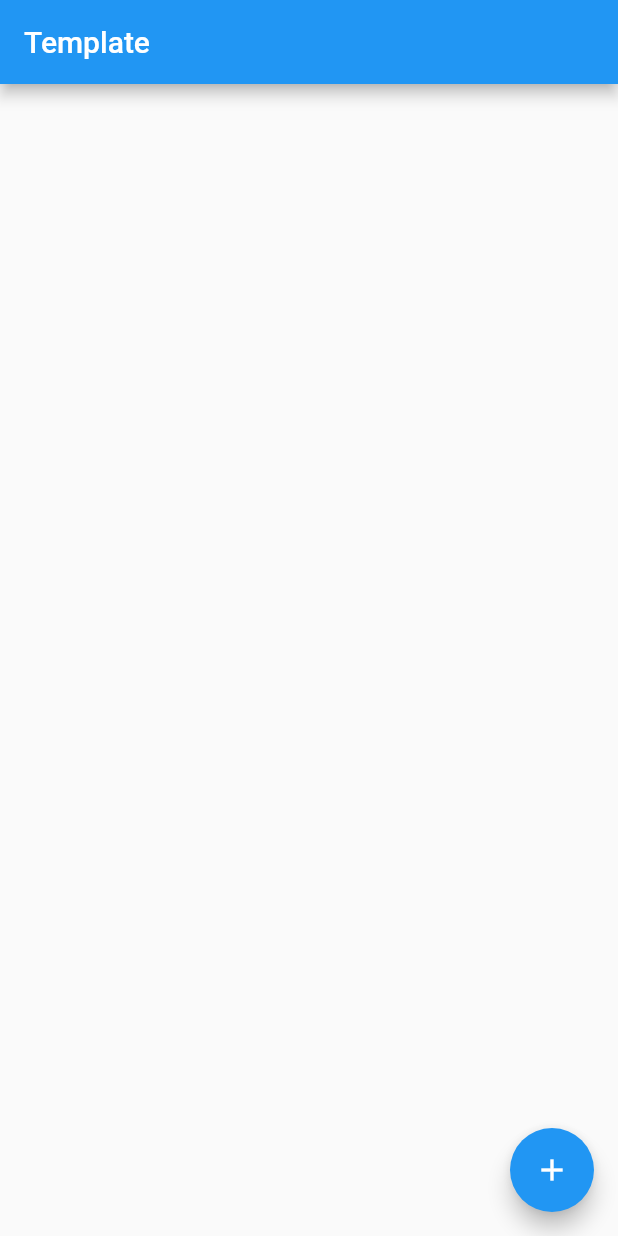
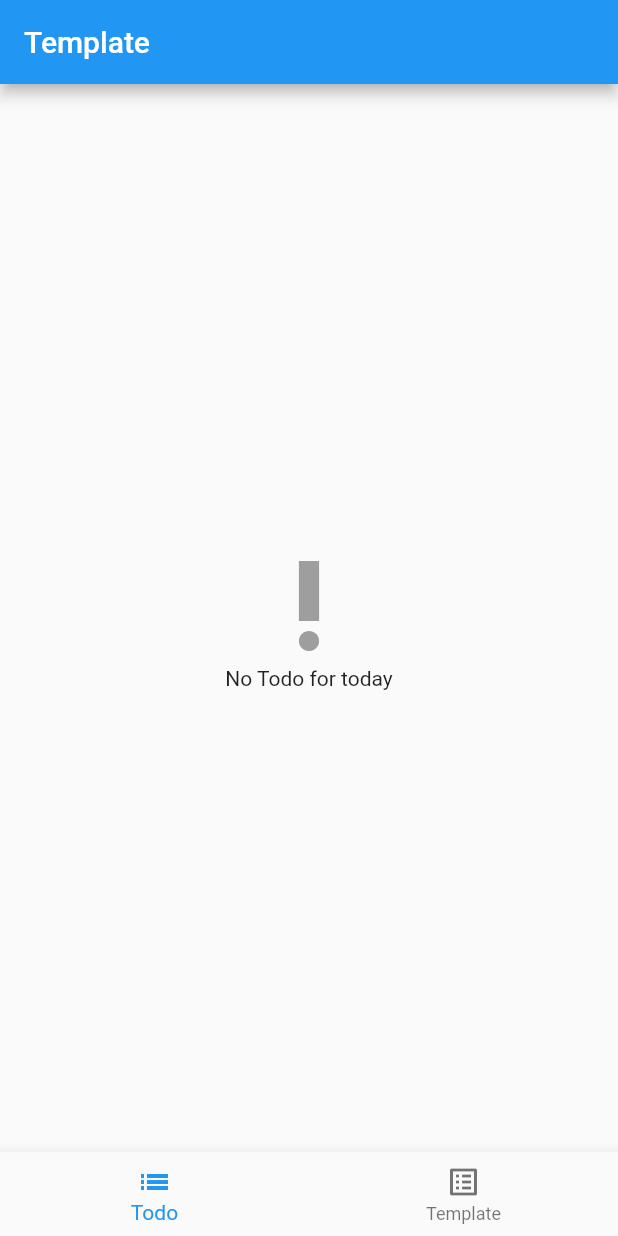
Before and after one commit to shouldnt/todo-app, a Flutter app: the screen it shows after launch, on a phone screen of 412 x 824 dp. Run offline on Flutter 3.47's test engine with Material 2 defaults, Android fonts, the light colour scheme and no system bars; our stand-ins replace sqflite; accounts and stored records are empty.

Commit message:
base layout

```diff
--- /dev/null
+++ b/lib/Routes.dart
@@ -0,0 +1,16 @@
+import 'package:flutter/cupertino.dart';
+import 'package:flutter/material.dart';
+import 'package:ktodo/screens/Init.dart';
+import 'package:ktodo/screens/Template.dart';
+
+class RouteNames {
+  static final String template = 'template';
+  static final String home = 'init';
+  static final String todo = 'todo';
+}
+
+final Map<String, Widget Function(BuildContext)> routes = {
+  RouteNames.template: (context) => Template(),
+  RouteNames.home: (context) => Init(),
+  RouteNames.todo: (context) => Container(color: Colors.green,),
+};
--- a/lib/main.dart
+++ b/lib/main.dart
@@ -1,4 +1,6 @@
 import 'package:flutter/material.dart';
+import 'package:ktodo/Routes.dart';
+import 'package:ktodo/screens/Init.dart';
 import 'package:ktodo/screens/Template.dart';
 
 void main() {
@@ -23,7 +25,9 @@ class MyApp extends StatelessWidget {
         // is not restarted.
         primarySwatch: Colors.blue,
       ),
-      home: Template()
+      initialRoute: RouteNames.home,
+      routes: routes,
+      home: Init()
     );
   }
 }
--- /dev/null
+++ b/lib/screens/Init.dart
@@ -0,0 +1,84 @@
+import 'package:flutter/cupertino.dart';
+import 'package:flutter/material.dart';
+import 'package:ktodo/Routes.dart';
+import 'package:ktodo/shared/app.dart';
+import 'package:ktodo/widgets/AddTemplateItemPopup.dart';
+
+import 'Template.dart';
+
+class Init extends StatefulWidget {
+  @override
+  State<StatefulWidget> createState() {
+    return _InitState();
+  }
+}
+
+class _InitState extends State<Init> {
+  bool initDone = false;
+  int currentIndex = 0;
+  @override
+  initState() {
+    app.init().then((value) {
+      setState(() {
+        initDone = true;
+      });
+    });
+    super.initState();
+  }
+
+  Map<String, dynamic> getView(index) {
+    switch(index) {
+      case 0:
+        return {
+          "widget": new Template(),
+          "title": 'Template'
+        };
+        break;
+      default:
+        return {
+          "widget": Container(
+            child: Text('empty')
+          ),
+          "title": "Empty"
+        };
+    }
+  }
+  @override
+  Widget build(BuildContext context) {
+    if(!initDone) {
+      return Container(
+        color: Colors.green
+      );
+    }
+    Map<String, dynamic> view  = getView(currentIndex);
+    return Scaffold(
+      appBar: AppBar(
+        title: Text(view["title"]),
+      ),
+      body: Container(
+        child: view["widget"]
+      ),
+      bottomNavigationBar: BottomNavigationBar(
+        items: [
+          BottomNavigationBarItem(
+            icon: Icon(Icons.list_outlined),
+            label: 'Todo',
+            backgroundColor: Colors.red,
+          ),
+          BottomNavigationBarItem(
+            icon: Icon(Icons.list_alt),
+            label: 'Template',
+            backgroundColor: Colors.green,
+          ),
+        ],
+        currentIndex: currentIndex,
+        onTap: (index) {
+          setState(() {
+            currentIndex = index;
+          });
+        },
+
+      ),
+    );
+  }
+}
--- a/lib/screens/Template.dart
+++ b/lib/screens/Template.dart
@@ -15,11 +15,17 @@ class _TemplateState extends State<Template> {
 
   @override
   Widget build(BuildContext context) {
-    return Scaffold(
-      appBar: AppBar(
-        title: const Text('Template'),
-      ),
-      body: ListView.builder(itemBuilder: (BuildContext context, index) {
+    if(template.todoList.length == 0) {
+      return Column(
+        mainAxisAlignment: MainAxisAlignment.center,
+        crossAxisAlignment: CrossAxisAlignment.stretch,
+        children: [
+          Icon(Icons.priority_high, color: Colors.grey, size: 80,),
+          Text('No Todo for today', textAlign: TextAlign.center,)
+        ]
+      );
+    }
+    return ListView.builder(itemBuilder: (BuildContext context, index) {
       return Row(
         children: [
           Container(
@@ -27,22 +33,8 @@ class _TemplateState extends State<Template> {
             child: Text('${index + 1}.', textAlign: TextAlign.right,),
             padding: EdgeInsets.only(right: 10)
           ),
-            Expanded(child: Text('${index + 1} ${template.todoList[index]}'))
+          Expanded(child: Text('${template.todoList[index]}'))
         ]);
-      }, itemCount: template.todoList.length,),
-      floatingActionButton: FloatingActionButton(
-        onPressed: () {
-          showDialog(context: context, builder: (context) => AddTemplateItemPopup()).then((value) {
-            if(value != null) {
-              setState(() {
-                template.todoList.add(value);
-              });
-            }
-          });
-        },
-        tooltip: 'Increment Counter',
-        child: const Icon(Icons.add),
-      ),
-    );
+    }, itemCount: template.todoList.length,);
   }
 }
--- a/pubspec.yaml
+++ b/pubspec.yaml
@@ -28,6 +28,8 @@ dependencies:
   # The following adds the Cupertino Icons font to your application.
   # Use with the CupertinoIcons class for iOS style icons.
   cupertino_icons: ^1.0.2
+  sqflite:
+  path:
 
 dev_dependencies:
   flutter_test:
```
Also changed, not shown: lib/DB/main.dart (added, +23 -0 lines), lib/shared/app.dart (added, +20 -0 lines), pubspec.lock, 3 other files. Lines whose indentation alone changed are shown as unchanged.
